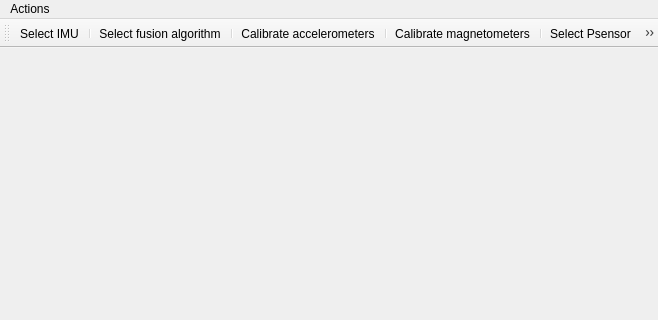
This is Linux/RTIMULibDemoGL/RTIMULibDemoGL.ui in meanpenguin/RTIMULib as Qt 5 draws it before an edit; both pictures show x 0 to 658 and y 0 to 320 of the 658 by 562 pixel window. The edited form follows.
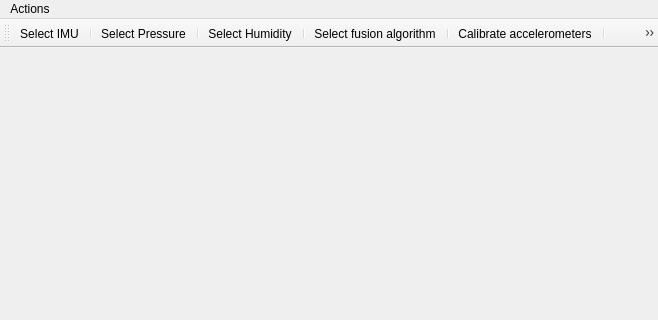
This is the edited form.

Commit message:
AHRS  gyro bias, Drive11, Demo & Demo GL
Some updates to Demo and Demo GL, still need to handle pressure and
humidity selection.

```diff
--- a/Linux/RTIMULibDemoGL/RTIMULibDemoGL.ui
+++ b/Linux/RTIMULibDemoGL/RTIMULibDemoGL.ui
@@ -62,13 +62,16 @@
    </attribute>
    <addaction name="actionSelectIMU"/>
    <addaction name="separator"/>
+   <addaction name="actionSelectPS"/>
+   <addaction name="separator"/>
+   <addaction name="actionSelectHS"/>
+   <addaction name="separator"/>
    <addaction name="actionSelectFusionAlgorithm"/>
    <addaction name="separator"/>
    <addaction name="actionCalibrateAccelerometers"/>
    <addaction name="separator"/>
    <addaction name="actionCalibrateMagnetometers"/>
    <addaction name="separator"/>
-   <addaction name="actionSelectPsensor"/>
    <addaction name="separator"/>
    <addaction name="actionExit"/>
    <addaction name="separator"/>
@@ -78,6 +81,16 @@
     <string>Select IMU</string>
    </property>
   </action>
+  <action name="actionSelectPS">
+   <property name="text">
+    <string>Select Pressure</string>
+   </property>
+  </action>
+  <action name="actionSelectHS">
+   <property name="text">
+    <string>Select Humidity</string>
+   </property>
+  </action>
   <action name="actionSelectFusionAlgorithm">
    <property name="text">
     <string>Select fusion algorithm</string>
@@ -93,11 +106,6 @@
     <string>Calibrate accelerometers</string>
    </property>
   </action>
-  <action name="actionSelectPsensor">
-   <property name="text">
-    <string>Select Psensor</string>
-   </property>
-  </action>
   <action name="actionExit">
    <property name="text">
     <string>Exit</string>
```
Left out of the diff: 5 changed lines with no effect on the pictures. The commit also changes 33 other files.
